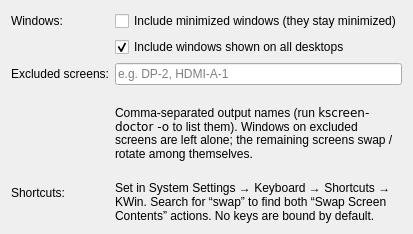
flonix8/swap-screen-contents, file contents/ui/config.ui: the form before one commit.
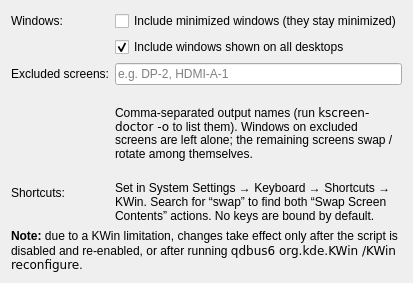
The form after the commit.

Commit message: Add note about KWin config quirk; Add rate limiting

Diff of the .ui file:
```diff
--- a/contents/ui/config.ui
+++ b/contents/ui/config.ui
@@ -77,6 +77,19 @@
      </property>
     </widget>
    </item>
+   <item row="5" column="0" colspan="2">
+    <widget class="QLabel" name="reloadNote">
+     <property name="text">
+      <string>&lt;b&gt;Note:&lt;/b&gt; due to a KWin limitation, changes take effect only after the script is disabled and re-enabled, or after running &lt;code&gt;qdbus6 org.kde.KWin /KWin reconfigure&lt;/code&gt;.</string>
+     </property>
+     <property name="textFormat">
+      <enum>Qt::RichText</enum>
+     </property>
+     <property name="wordWrap">
+      <bool>true</bool>
+     </property>
+    </widget>
+   </item>
   </layout>
  </widget>
  <resources/>
```
The commit also changes 2 other files.
